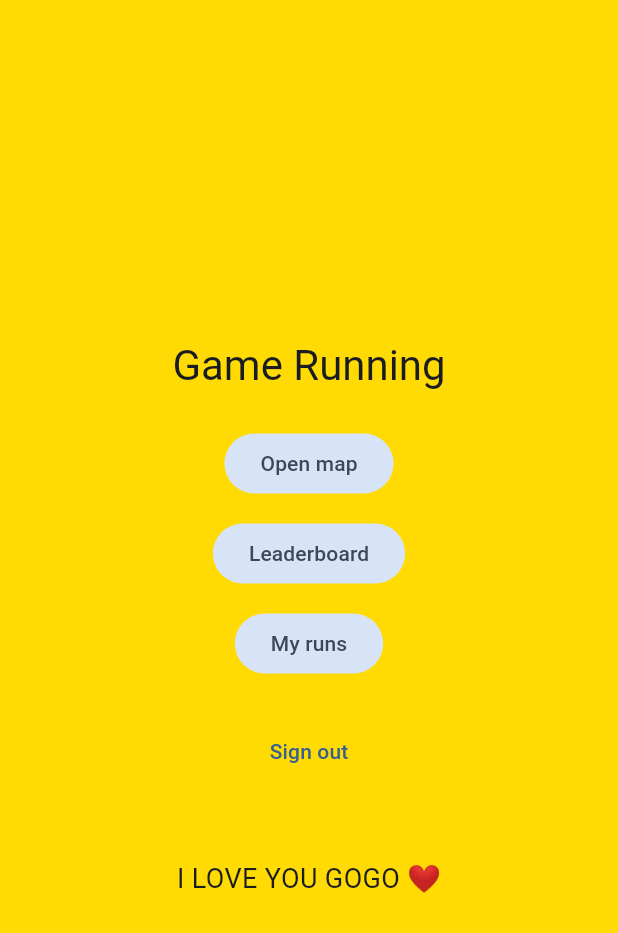
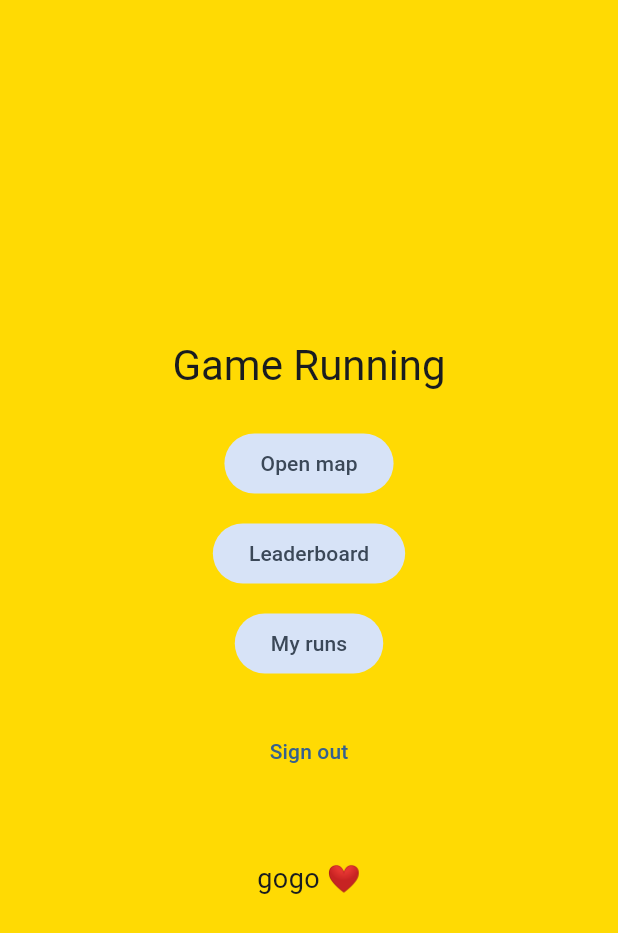
Before and after one commit to m0jojojo/funFirstStrava, a Flutter app: the screen it shows once a user with an empty profile is signed in, on a phone screen of 412 x 824 dp. Shown: the top 933 px of the screen. Run offline on Flutter 3.47's test engine with Material 3 defaults, Android fonts, the phone set to English and light mode, and no system bars; our stand-ins replace firebase_auth, firebase_core, firebase_messaging, geolocator, google_sign_in, shared_preferences and 1 more; missing offline and left inert: google_sign_in_web, mapbox_maps_flutter; accounts and stored records are empty.

Commit message:
Update home screen footer message
Co-authored-by: Cursor <cursoragent@cursor.com>

```diff
--- a/app/lib/features/home/home_screen.dart
+++ b/app/lib/features/home/home_screen.dart
@@ -80,7 +80,7 @@ class _HomeScreenState extends State<HomeScreen> {
       ),
       const SizedBox(height: 48),
       const Text(
-    'I LOVE YOU GOGO ❤️',
+        'gogo ❤️',
         style: TextStyle(fontSize: 18),
       ),
     ],
```
Lines whose indentation alone changed are shown as unchanged.
